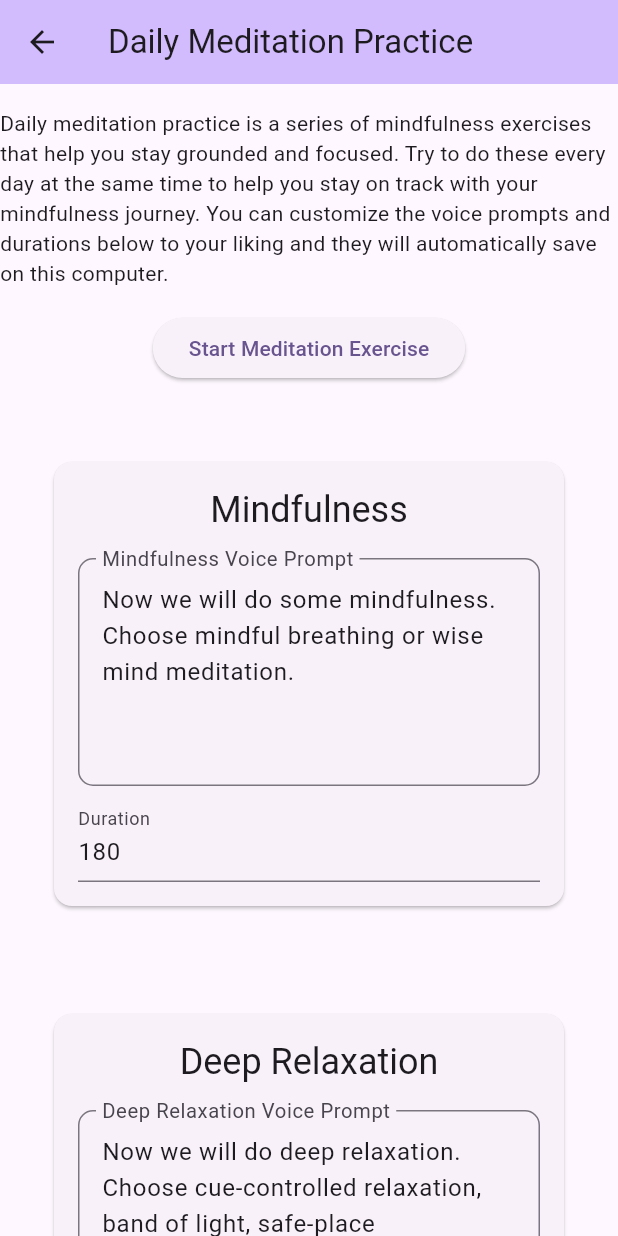
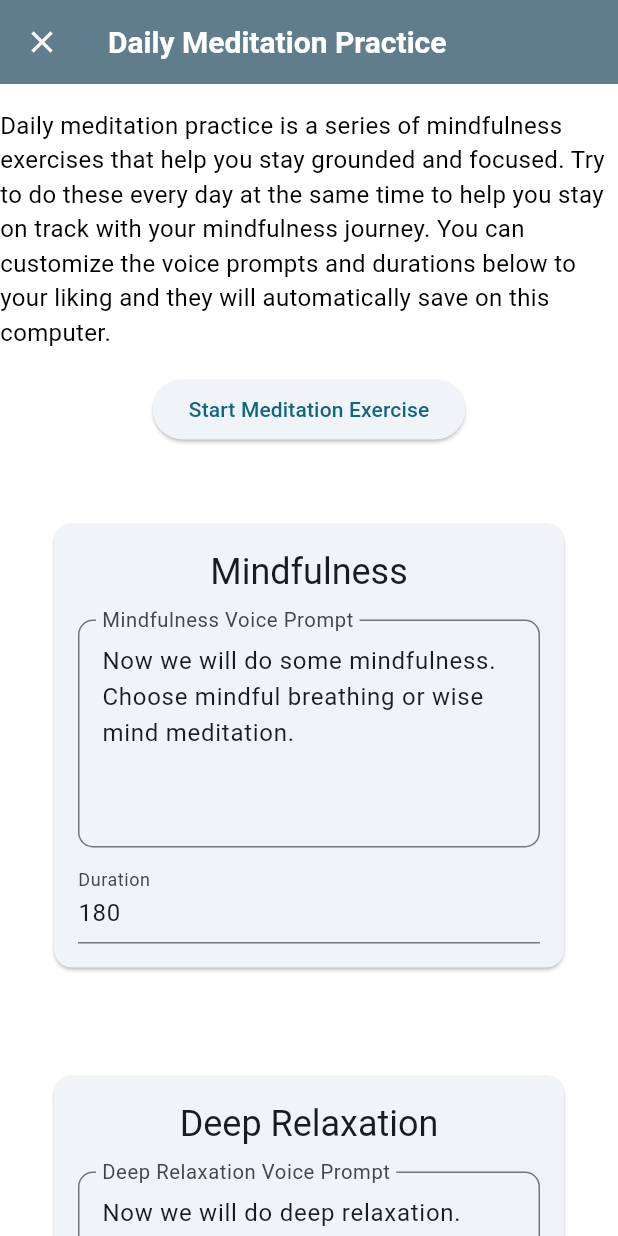
Before and after one commit to Dozer1170/mental_health_help, a Flutter app: the screen it shows after launch, after a tap on "Go to Daily Meditation", on a phone screen of 412 x 824 dp. Run offline on Flutter 3.47's test engine with Material 3 defaults, Android fonts, the phone set to English and light mode, and no system bars; our stand-ins replace flutter_tts, shared_preferences.

Commit message:
Lookin good

```diff
--- a/lib/daily_meditation_practice.dart
+++ b/lib/daily_meditation_practice.dart
@@ -46,9 +46,11 @@ class _DailyMeditationPracticeState extends State<DailyMeditationPractice> {
   Widget build(BuildContext context) {
     return Scaffold(
       appBar: AppBar(
-        backgroundColor: Theme.of(context).colorScheme.inversePrimary,
-        title: const Text(dailyPracticeHeader),
-      ),
+          title: const Text(dailyPracticeHeader),
+          leading: IconButton(
+            icon: const Icon(Icons.close),
+            onPressed: () => Navigator.pop(context),
+          )),
       body: SingleChildScrollView(
         child: Center(
           child: ConstrainedBox(
--- a/lib/home.dart
+++ b/lib/home.dart
@@ -1,7 +1,6 @@
 import 'package:flutter/material.dart';
-import 'package:mental_health_help/daily_meditation_practice.dart';
 import 'package:mental_health_help/strings.dart';
-import 'package:mental_health_help/transitions.dart';
+import 'package:mental_health_help/styles.dart';
 
 class Home extends StatelessWidget {
   const Home({super.key});
@@ -11,15 +10,20 @@ class Home extends StatelessWidget {
     return Scaffold(
       appBar: AppBar(
         title: const Text(appName),
-        backgroundColor: Theme.of(context).colorScheme.inversePrimary,
       ),
       body: Center(
-        child: Column(
-          mainAxisSize: MainAxisSize.max,
-          mainAxisAlignment: MainAxisAlignment.center,
-          children: [
-            _dailyPracticeButton(context),
-          ],
+        child: ConstrainedBox(
+          constraints: const BoxConstraints(maxWidth: 600),
+          child: Column(
+            mainAxisSize: MainAxisSize.max,
+            children: [
+              const SizedBox(height: lg),
+              Text(appPurpose, style: Theme.of(context).textTheme.bodyMedium),
+              const SizedBox(height: xl),
+              _dailyPracticeButton(context),
+              const Spacer(),
+            ],
+          ),
         ),
       ),
     );
@@ -27,24 +31,8 @@ class Home extends StatelessWidget {
 
   Widget _dailyPracticeButton(BuildContext context) {
     return ElevatedButton(
-      onPressed: () => _pushDailyPractice(context),
+      onPressed: () => Navigator.pushNamed(context, '/dailypractice'),
       child: const Text(goToDailyMeditation),
     );
   }
-
-  void _pushDailyPractice(BuildContext context) {
-    Navigator.of(context).push(
-      PageRouteBuilder(
-        pageBuilder: (context, animation, secondaryAnimation) => const DailyMeditationPractice(),
-        transitionsBuilder: (context, animation, secondaryAnimation, child) {
-          return buildTransition(
-            type: TransitionType.slideUp,
-            animation: animation,
-            curve: Curves.easeInOutCirc,
-            child: child,
-          );
-        },
-      ),
-    );
-  }
 }
--- a/lib/main.dart
+++ b/lib/main.dart
@@ -1,6 +1,8 @@
 import 'package:flutter/material.dart';
+import 'package:mental_health_help/daily_meditation_practice.dart';
 import 'package:mental_health_help/home.dart';
 import 'package:mental_health_help/strings.dart';
+import 'package:mental_health_help/transitions.dart';
 
 void main() {
   runApp(const MyApp());
@@ -14,10 +16,46 @@ class MyApp extends StatelessWidget {
     return MaterialApp(
       title: appName,
       theme: ThemeData(
-        colorScheme: ColorScheme.fromSeed(seedColor: Colors.deepPurple),
-        useMaterial3: true,
+        colorScheme: ColorScheme.fromSeed(seedColor: Colors.blueGrey),
+        primaryColor: Colors.blueGrey,
+        scaffoldBackgroundColor: Colors.white,
+        appBarTheme: const AppBarTheme(
+          backgroundColor: Colors.blueGrey,
+          foregroundColor: Colors.white,
+        ),
+        textTheme: const TextTheme(
+          titleLarge: TextStyle(
+            color: Colors.blueGrey,
+            fontSize: 20,
+            fontWeight: FontWeight.bold,
+          ),
+          bodyMedium: TextStyle(
+            color: Colors.black,
+            fontSize: 16,
+          ),
+        ),
       ),
+      onGenerateRoute: (settings) {
+        return PageRouteBuilder(
+          pageBuilder: (context, animation, secondaryAnimation) {
+            return routes[settings.name]!(context);
+          },
+          transitionsBuilder: (context, animation, secondaryAnimation, child) {
+            return buildTransition(
+              type: TransitionType.slideUp,
+              animation: animation,
+              curve: Curves.easeInOutCubicEmphasized,
+              child: child,
+            );
+          },
+        );
+      },
       home: const Home(),
     );
   }
 }
+
+final routes = {
+  '/home': (context) => const Home(),
+  '/dailypractice': (context) => const DailyMeditationPractice(),
+};
--- a/lib/strings.dart
+++ b/lib/strings.dart
@@ -1,3 +1,5 @@
+const String appPurpose =
+    'This app was created to help you with your mental health journey. It is a tool to help you stay grounded and focused on your mindfulness practice. You can learn, and customize common meditation exercises.';
 const String dailyPracticeHeader = 'Daily Meditation Practice';
 const String dailyPracticeDescription =
     'Daily meditation practice is a series of mindfulness exercises that help you stay grounded and focused. Try to do these every day at the same time to help you stay on track with your mindfulness journey. You can customize the voice prompts and durations below to your liking and they will automatically save on this computer.';
--- a/lib/styles.dart
+++ b/lib/styles.dart
@@ -3,6 +3,7 @@ import 'package:flutter/material.dart';
 const double sm = 8.0;
 const double md = 16.0;
 const double lg = 32.0;
+const double xl = 64.0;
 
 const smEdge = EdgeInsets.all(8.0);
 const mdEdge = EdgeInsets.all(16.0);
--- a/lib/utils.dart
+++ b/lib/utils.dart
@@ -2,7 +2,7 @@ import 'package:shared_preferences/shared_preferences.dart';
 
 Future<void> savePref(String key, String value) async {
   final prefs = await SharedPreferences.getInstance();
-  prefs.setString(key, value);
+  await prefs.setString(key, value);
 }
 
 Future<String?> getPref(String key) async {
```
